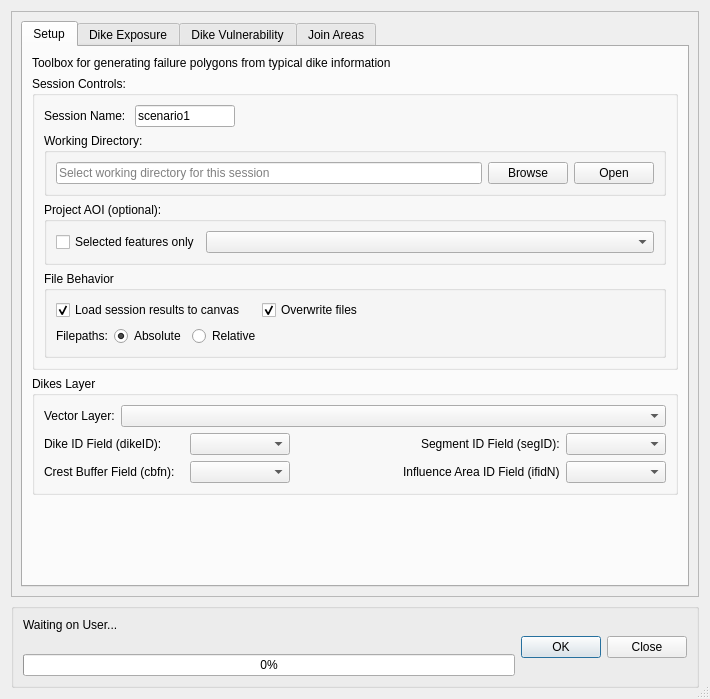
Qt form canflood/misc/dikes/dikes.ui (NRCan/CanFlood) before a commit.
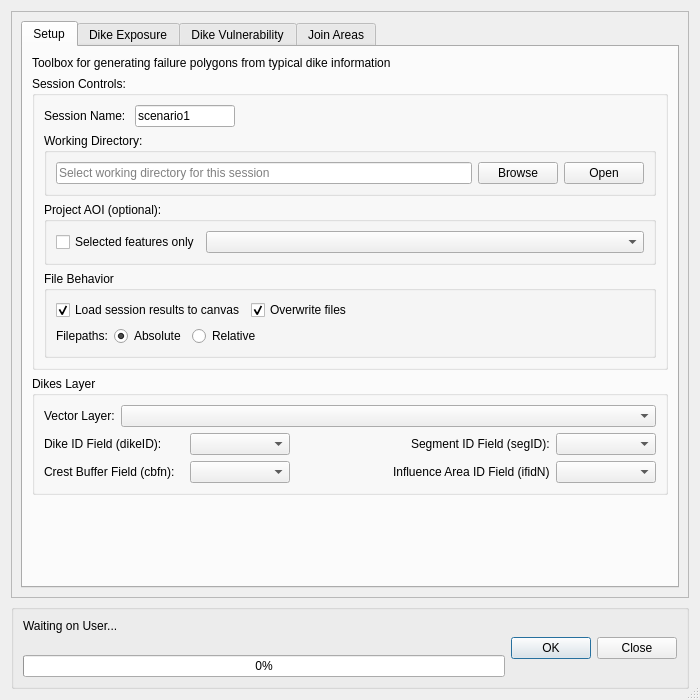
The same form after that commit. Custom widgets are drawn as their Qt base class.

```diff
--- a/canflood/misc/dikes/dikes.ui
+++ b/canflood/misc/dikes/dikes.ui
@@ -6,8 +6,8 @@
    <rect>
     <x>0</x>
     <y>0</y>
-    <width>710</width>
-    <height>699</height>
+    <width>700</width>
+    <height>700</height>
    </rect>
   </property>
   <property name="sizePolicy">
@@ -45,17 +45,35 @@
        <rect>
         <x>0</x>
         <y>0</y>
-        <width>690</width>
-        <height>591</height>
+        <width>680</width>
+        <height>592</height>
        </rect>
       </property>
+      <property name="sizePolicy">
+       <sizepolicy hsizetype="Expanding" vsizetype="Preferred">
+        <horstretch>0</horstretch>
+        <verstretch>0</verstretch>
+       </sizepolicy>
+      </property>
       <layout class="QVBoxLayout" name="verticalLayout">
        <item>
         <widget class="QTabWidget" name="tabWidget">
+         <property name="sizePolicy">
+          <sizepolicy hsizetype="Expanding" vsizetype="Expanding">
+           <horstretch>0</horstretch>
+           <verstretch>0</verstretch>
+          </sizepolicy>
+         </property>
          <property name="currentIndex">
           <number>0</number>
          </property>
          <widget class="QWidget" name="tab_setup">
+          <property name="sizePolicy">
+           <sizepolicy hsizetype="Expanding" vsizetype="Preferred">
+            <horstretch>0</horstretch>
+            <verstretch>0</verstretch>
+           </sizepolicy>
+          </property>
           <attribute name="title">
            <string>Setup</string>
           </attribute>
@@ -237,6 +255,12 @@
                    </item>
                    <item>
                     <widget class="QCheckBox" name="checkBox_SSoverwrite">
+                     <property name="sizePolicy">
+                      <sizepolicy hsizetype="Fixed" vsizetype="Fixed">
+                       <horstretch>0</horstretch>
+                       <verstretch>0</verstretch>
+                      </sizepolicy>
+                     </property>
                      <property name="text">
                       <string>Overwrite files</string>
                      </property>
@@ -245,6 +269,19 @@
                      </property>
                     </widget>
                    </item>
+                   <item>
+                    <spacer name="horizontalSpacer_6">
+                     <property name="orientation">
+                      <enum>Qt::Horizontal</enum>
+                     </property>
+                     <property name="sizeHint" stdset="0">
+                      <size>
+                       <width>40</width>
+                       <height>20</height>
+                      </size>
+                     </property>
+                    </spacer>
+                   </item>
                   </layout>
                  </item>
                  <item>
```
Left out of the diff: 22 changed lines with no effect on the pictures.
